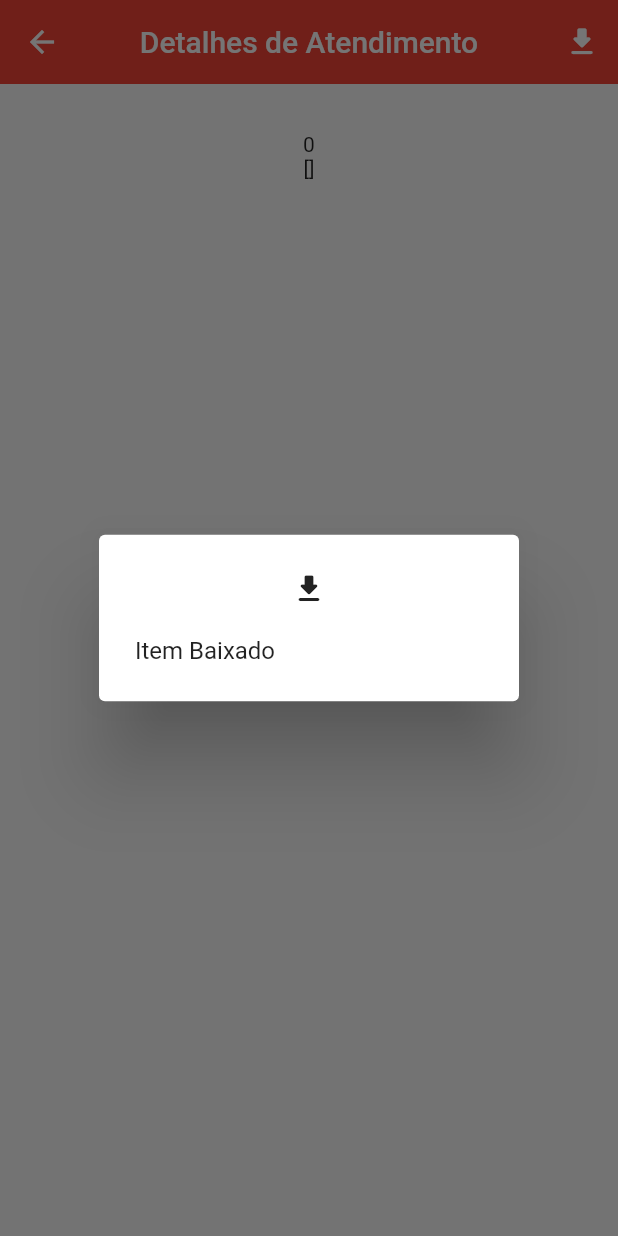
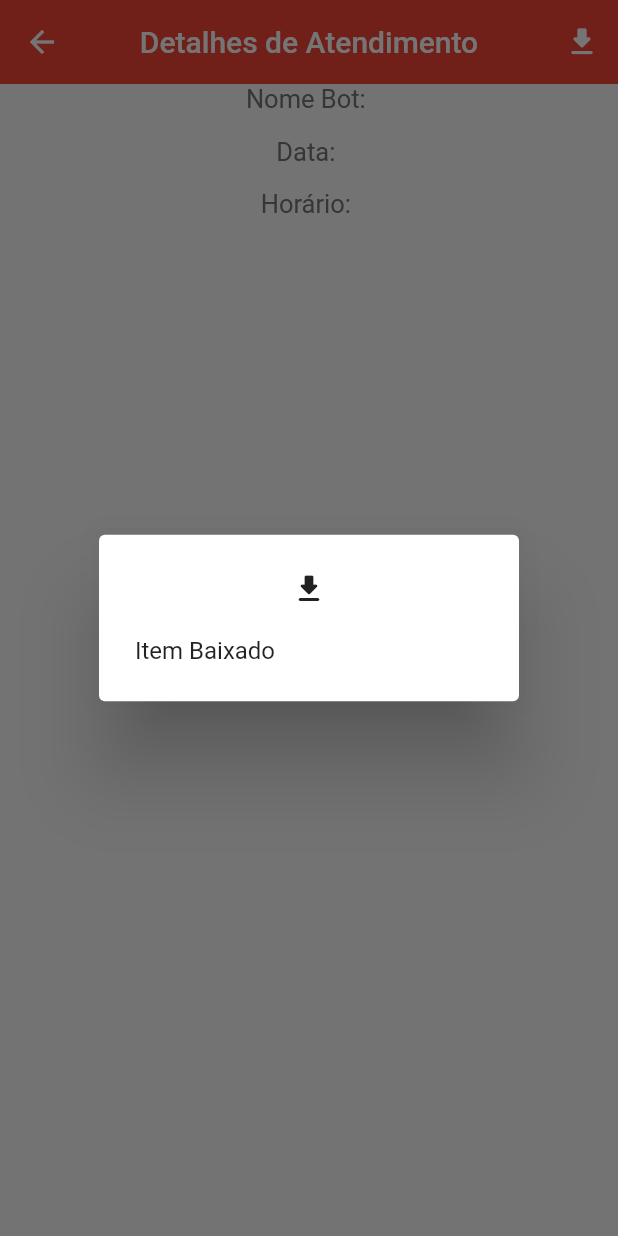
Before and after one commit to jjeanjacques10/mpsp-app, a Flutter app: the HistoricDetailsScreen screen opened directly with empty values, after a tap on the "download" icon, on a phone screen of 412 x 824 dp. Run offline on Flutter 3.47's test engine with Material 2 defaults, Android fonts, the phone set to English and light mode, and no system bars; our stand-ins replace carousel_slider, dio, flutter_mobx, flutter_signin_button, flutter_tts, getwidget and 6 more; missing offline and left inert: cpfcnpj, dio_http_cache, flutter_facebook_login, validadores, watson_assistant_v2; accounts and stored records are empty; generated files the repository leaves out were written again; project files that could hold a hidden picture were left out.

Commit message:
Add detail

```diff
--- a/lib/app/screens/historic_Screen.dart
+++ b/lib/app/screens/historic_Screen.dart
@@ -36,7 +36,7 @@ class _HistoricScreenState extends State<HistoricScreen> {
                     historicScreenStore.getListChats[index];
                 return Positioned(
                   child: Container(
-                      padding: EdgeInsets.only(top: 10, bottom: 10, left: 20),
+                      padding: EdgeInsets.only(top: 10, bottom: 10, left: 5),
                       decoration: BoxDecoration(
                         color: Colors.white,
                         borderRadius: BorderRadius.circular(29),
--- a/lib/app/screens/historic_details_screen.dart
+++ b/lib/app/screens/historic_details_screen.dart
@@ -1,4 +1,5 @@
 import 'package:flutter/material.dart';
+import 'package:mpsp_app/app/components/chat_message_list_item.dart';
 import 'package:mpsp_app/app/components/show_alert_dialog.dart';
 import 'package:mpsp_app/app/model/chat_message.dart';
 
@@ -36,10 +37,42 @@ class _HistoricDetailsScreenState extends State<HistoricDetailsScreen> {
         body: Center(
           child: Column(
             children: [
-              Text(chatMessage.botName.toString()),
-              Text(chatMessage.createdAt.toString()),
-              Text(chatMessage.id.toString()),
-              Text(chatMessage.messages.toString()),
+              Text(
+                'Nome Bot: ${chatMessage.botName}',
+                style: TextStyle(
+                  fontSize: 17,
+                  color: Colors.grey[600],
+                ),
+              ),
+              SizedBox(
+                height: 15,
+              ),
+              Text(
+                'Data: ${chatMessage.createdAt.toString()}',
+                style: TextStyle(
+                  fontSize: 17,
+                  color: Colors.grey[600],
+                ),
+              ),
+              SizedBox(
+                height: 15,
+              ),
+              Text(
+                'Horário: ${chatMessage.createdAt.toString()}',
+                style: TextStyle(
+                  fontSize: 17,
+                  color: Colors.grey[600],
+                ),
+              ),
+              Flexible(
+                child: ListView.builder(
+                  padding: EdgeInsets.all(8.0),
+                  reverse: true,
+                  itemBuilder: (_, int index) =>
+                      MessagesListItem(messages: chatMessage.messages[index]),
+                  itemCount: chatMessage.messages.length,
+                ),
+              ),
             ],
           ),
         ));
```
